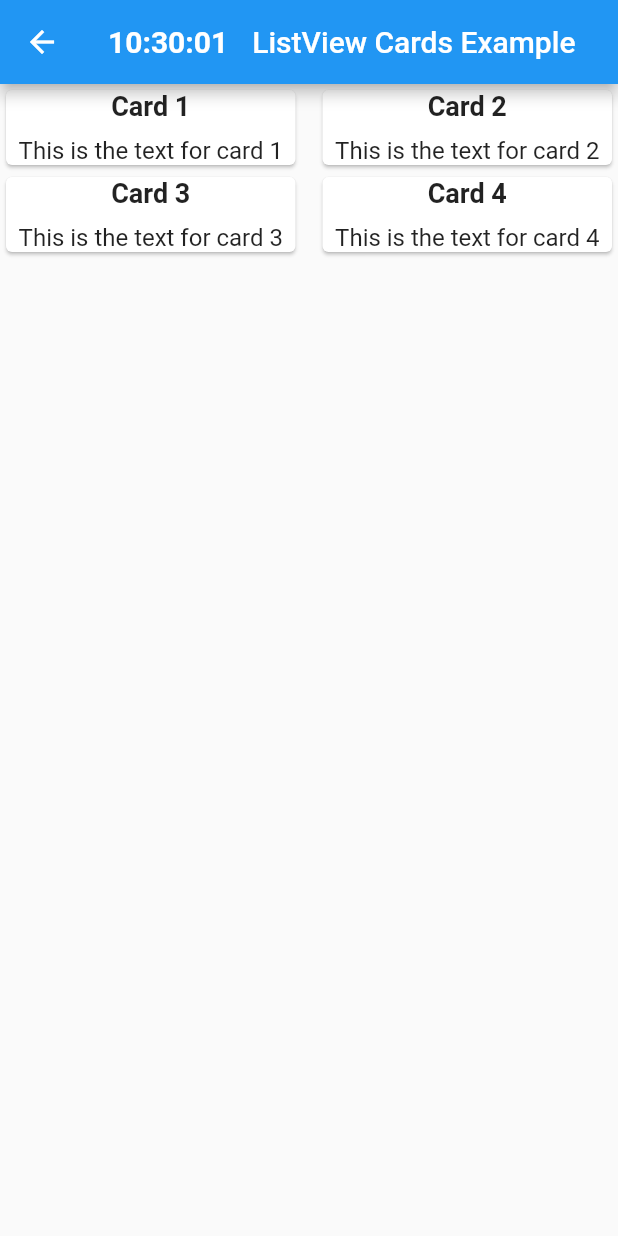
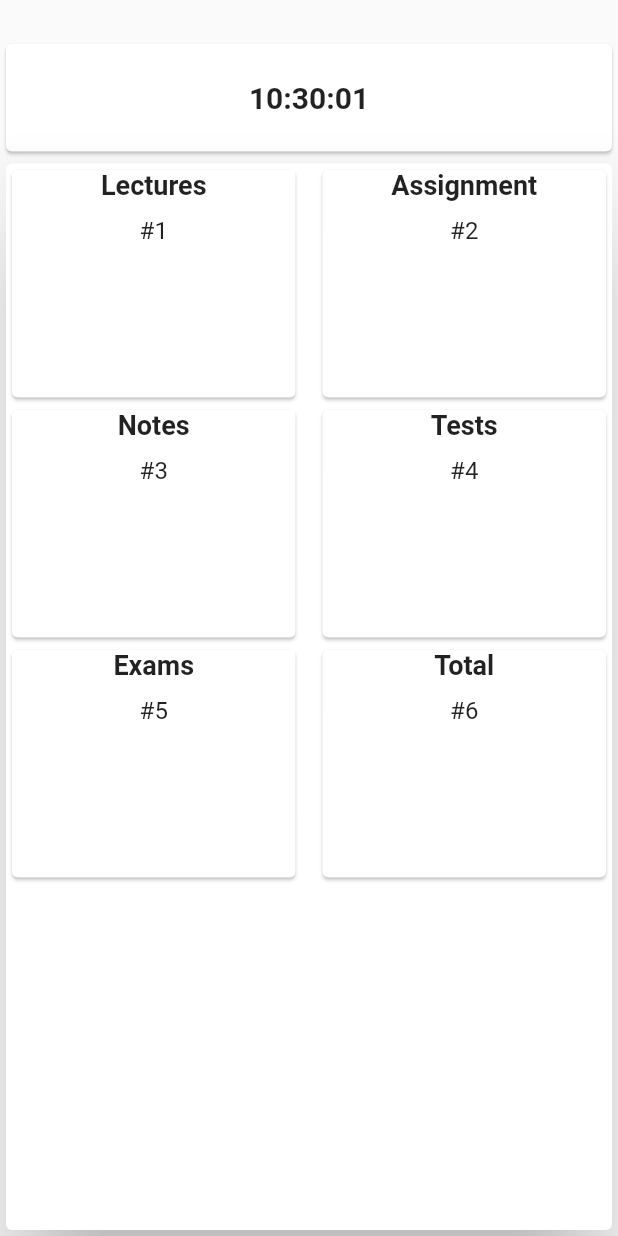
Before and after one commit to Yunuxtech/Student-Schedule, a Flutter app: the DashboardPage screen opened directly, on a phone screen of 412 x 824 dp. Run offline on Flutter 3.47's test engine with Material 2 defaults, Android fonts, the phone set to English and light mode, and no system bars; our stand-ins replace firebase_auth, firebase_core, fluttertoast, lottie; missing offline and left inert: animated_snack_bar; accounts and stored records are empty.

Commit message:
dashboard added

```diff
--- a/lib/drawer/dashboard.dart
+++ b/lib/drawer/dashboard.dart
@@ -24,21 +24,37 @@ class _DashboardPageState extends State<DashboardPage> {
   @override
   Widget build(BuildContext context) {
     return Scaffold(
-      appBar: AppBar(
-        title: Row(
+      body: Column(
         children: [
-            ClockWidget(dateTime: _dateTime),
-            SizedBox(width: 16),
-            Text('ListView Cards Example'),
-          ],
+          Padding(
+            padding: const EdgeInsets.only(top:25.0),
+            child: SizedBox(
+              height: 80,
+              child: Card(
+                child: Expanded(
+                  child: Center(
+                    child: ClockWidget(dateTime: _dateTime),
                   ),
                 ),
-      body: ListView.builder(
-        itemCount: _cards.length ~/ 2,
+              ),
+            ),
+          ),
+          Expanded(
+  child: Card(
+    elevation: 30,
+    child: ListView.builder(
+      itemCount: (_cards.length / 2).ceil(),
       itemBuilder: (context, index) {
+        final screenWidth = MediaQuery.of(context).size.width;
+        final cardWidth = (screenWidth - 30.0) / 2;
+        final screenHeight = MediaQuery.of(context).size.height;
+        final cardHeight = screenHeight;
         return Row(
           children: [
             Expanded(
+              child: SizedBox(
+                width: cardWidth,
+                height: 160,
                 child: Card(
                   child: Column(
                     children: [
@@ -60,8 +76,12 @@ class _DashboardPageState extends State<DashboardPage> {
                   ),
                 ),
               ),
+            ),
             SizedBox(width: 10.0),
             Expanded(
+              child: SizedBox(
+                width: cardWidth,
+                height: 160,
                 child: Card(
                   child: Column(
                     children: [
@@ -83,13 +103,20 @@ class _DashboardPageState extends State<DashboardPage> {
                   ),
                 ),
               ),
+            ),
           ],
         );
       },
     ),
+  ),
+),
+
+        ],
+      ),
     );
   }
 }
+
 
 class ClockWidget extends StatelessWidget {
   const ClockWidget({required this.dateTime});
@@ -112,4 +139,4 @@ class ClockWidget extends StatelessWidget {
   }
 }
 
-final List<Map<String, String>> _cards = [  {    'header': 'Card 1',    'text': 'This is the text for card 1',  },  {    'header': 'Card 2',    'text': 'This is the text for card 2',  },  {    'header': 'Card 3',    'text': 'This is the text for card 3',  },  {    'header': 'Card 4',    'text': 'This is the text for card 4',  },];
+final List<Map<String, String>> _cards = [  {    'header': 'Lectures',    'text': '#1',  },  {    'header': 'Assignment',    'text': '#2',  },  {    'header': 'Notes',    'text': '#3',  },  {    'header': 'Tests',    'text': '#4',  }, {    'header': 'Exams',    'text': '#5',  }, {    'header': 'Total',    'text': '#6',  }, ];
```
Also changed, not shown: lib/SignUpScreen.dart (+30 -8 lines). Lines whose indentation alone changed are shown as unchanged.
